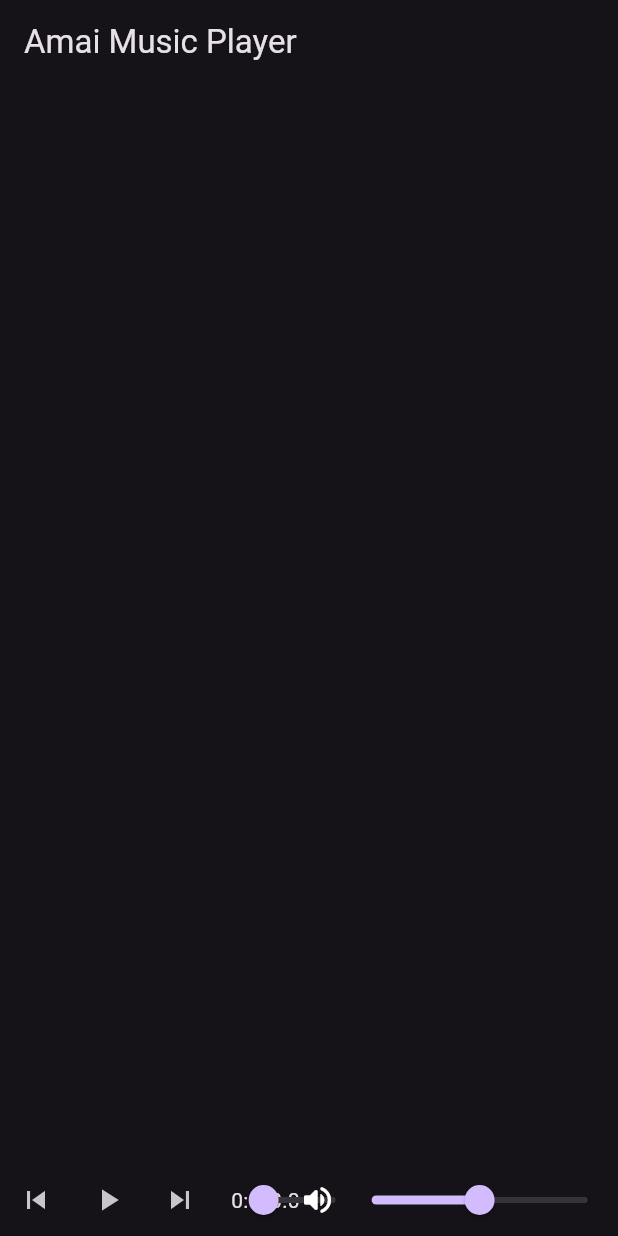
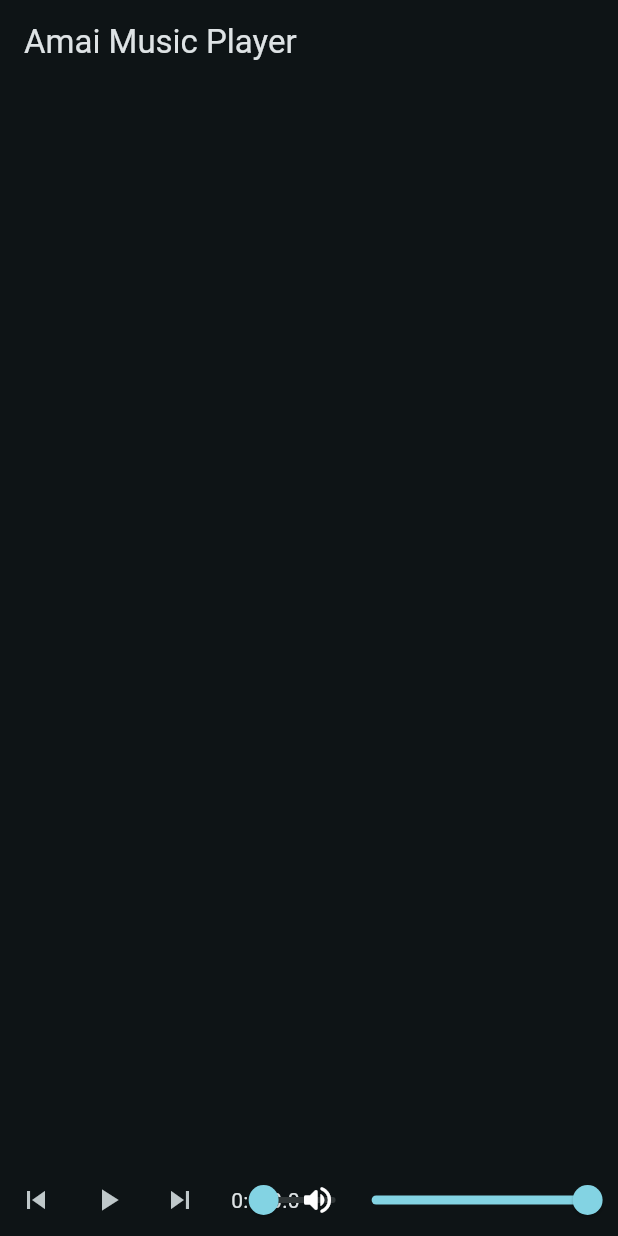
Before and after one commit to infamous-711/amai_music_player, a Flutter app: the screen it shows after launch, after a tap on the "skip previous" icon, on a phone screen of 412 x 824 dp. Run offline on Flutter 3.47's test engine with Material 2 defaults, Android fonts, the phone set to English and light mode, and no system bars; our stand-ins replace audioplayers, flutter_riverpod.

Commit message:
split and organize widgets, use riverpod state management and split main.dart file

```diff
--- a/analysis_options.yaml
+++ b/analysis_options.yaml
@@ -27,3 +27,7 @@ linter:
 
 # Additional information about this file can be found at
 # https://dart.dev/guides/language/analysis-options
+
+analyzer:
+  plugins:
+    - custom_lint
--- /dev/null
+++ b/lib/audio.dart
@@ -0,0 +1,54 @@
+import 'package:flutter_riverpod/flutter_riverpod.dart';
+import 'package:audioplayers/audioplayers.dart';
+import 'package:path/path.dart' as path;
+import 'dart:io';
+import 'providers.dart';
+
+void playMusic(WidgetRef ref, List<String> musicFiles, int index) {
+  final audioPlayer = ref.watch(audioPlayerProvider);
+
+  if (audioPlayer.state == PlayerState.playing ||
+      audioPlayer.state == PlayerState.paused) {
+    audioPlayer.stop();
+    ref.watch(isPlayingProvider.notifier).update((_) => false);
+  }
+
+  ref.watch(indexProvider.notifier).update((_) => index);
+
+  String musicPath = musicFiles[index];
+  audioPlayer.play(DeviceFileSource(musicPath));
+
+  ref.watch(isPlayingProvider.notifier).update((_) => true);
+  ref
+      .watch(musicNameProvider.notifier)
+      .update((_) => musicFiles[index].split('/').last);
+
+  audioPlayer.onDurationChanged.listen((Duration duration) {
+    ref.watch(durationProvider.notifier).state = duration;
+  });
+
+  audioPlayer.onPositionChanged.listen((Duration position) {
+    ref.watch(positionProvider.notifier).state = position;
+  });
+}
+
+String getMusicDirectory() {
+  if (Platform.isLinux) {
+    String homeDir = path.join('/home', Platform.environment['USER']);
+    String musicDir = path.join(homeDir, 'Music');
+    return musicDir;
+  } else {
+    // TODO: Handle other platforms (Windows, macOS)
+    return '';
+  }
+}
+
+List<String> loadMusicFiles() {
+  String musicDir = getMusicDirectory(); // Get the external storage directory
+
+  return Directory(musicDir)
+      .listSync()
+      .where((file) => file.path.endsWith('.mp3') || file.path.endsWith('.ogg'))
+      .map((file) => file.path)
+      .toList();
+}
--- a/lib/main.dart
+++ b/lib/main.dart
@@ -1,9 +1,11 @@
 import 'package:flutter/material.dart';
-import 'package:audioplayers/audioplayers.dart';
-import 'package:path/path.dart' as path;
-import 'dart:io';
+import 'package:flutter_riverpod/flutter_riverpod.dart';
+import 'providers.dart';
+import 'audio.dart';
 
-void main() => runApp(const MyApp());
+const seedColor = Colors.cyan;
+
+void main() => runApp(const ProviderScope(child: MyApp()));
 
 class MyApp extends StatelessWidget {
   const MyApp({super.key});
@@ -14,201 +16,228 @@ class MyApp extends StatelessWidget {
       home: const MusicHome(),
       theme: ThemeData(
         useMaterial3: true,
-        colorScheme: ColorScheme.fromSeed(seedColor: Colors.deepPurple),
+        colorScheme: ColorScheme.fromSeed(seedColor: seedColor),
       ),
       darkTheme: ThemeData(
         useMaterial3: true,
         colorScheme: ColorScheme.fromSeed(
-            seedColor: Colors.deepPurple, brightness: Brightness.dark),
+            seedColor: seedColor, brightness: Brightness.dark),
       ),
       themeMode: ThemeMode.dark,
     );
   }
 }
 
-IconData getVolumeIcon(double volume) {
-  if (volume >= 0.5) {
-    return Icons.volume_up_rounded;
-  } else if (volume < 0.5 && volume != 0.0) {
-    return Icons.volume_down_rounded;
-  } else {
-    return Icons.volume_off_rounded;
-  }
-}
-
-class MusicHome extends StatefulWidget {
+// Providers
+class MusicHome extends ConsumerWidget {
   const MusicHome({super.key});
 
   @override
-  MusicHomeState createState() => MusicHomeState();
-}
-
-class MusicHomeState extends State<MusicHome> {
-  // Initialize the audio player
-  AudioPlayer audioPlayer = AudioPlayer();
-
-  List<String> musicFiles = []; // List to store the paths of music files
-  double volume = 0.5; // Volume of the music (0.0 to 1.0)
-  int currentPlayingIndex =
-      -1; // Initialize to -1 to indicate no music is playing
-  String musicName = "";
-  Duration audioDuration = const Duration();
-  Duration currentPosition = const Duration();
-
-  @override
-  void initState() {
-    super.initState();
-    audioPlayer.setVolume(volume);
-    loadMusicFiles();
-  }
-
-  void playMusic(List<String> musicFiles, int index) {
-    setState(() => currentPlayingIndex = index);
-
-    String musicPath = musicFiles[index];
-    audioPlayer.play(DeviceFileSource(musicPath));
-    musicName = musicFiles[index].split('/').last;
-
-    audioPlayer.onDurationChanged.listen((Duration duration) {
-      setState(() {
-        audioDuration = duration;
-      });
-    });
-
-    audioPlayer.onPositionChanged.listen((Duration position) {
-      setState(() {
-        currentPosition = position;
-      });
-    });
-  }
-
-  void playPrevious(List<String> musicFiles) {
-    int index = currentPlayingIndex;
-    if (index != 0) {
-      index -= 1;
-    }
-    playMusic(musicFiles, index);
-  }
-
-  void playNext(List<String> musicFiles) {
-    int index = currentPlayingIndex;
-    if ((musicFiles.length - 1) != index) {
-      index += 1;
-    }
-    playMusic(musicFiles, index);
-  }
-
-  void toggleMusic() {
-    if (audioPlayer.state == PlayerState.playing) {
-      audioPlayer.pause();
-    } else {
-      audioPlayer.resume();
-    }
-  }
-
-  IconData getPlaybuttonIcon() {
-    if (audioPlayer.state == PlayerState.playing) {
-      return Icons.pause_outlined;
-    } else {
-      return Icons.play_arrow;
-    }
-  }
-
-  String getMusicDirectory() {
-    if (Platform.isLinux) {
-      String homeDir = path.join('/home', Platform.environment['USER']);
-      String musicDir = path.join(homeDir, 'Music');
-      return musicDir;
-    } else {
-      // TODO: Handle other platforms (Windows, macOS)
-      return '';
-    }
-  }
-
-  void loadMusicFiles() async {
-    String musicDir = getMusicDirectory(); // Get the external storage directory
-
-    setState(() {
-      musicFiles = Directory(musicDir)
-          .listSync()
-          .where((file) =>
-              file.path.endsWith('.mp3') || file.path.endsWith('.ogg'))
-          .map((file) => file.path)
-          .toList();
-    });
-  }
-
-  @override
-  Widget build(BuildContext context) {
-    final musicList = Expanded(
-      child: ListView.builder(
-        itemCount: musicFiles.length,
-        itemBuilder: (context, index) {
-          String titleName = musicFiles[index].split('/').last;
-          return ListTile(
-            title: Text(titleName),
-            onTap: () {
-              playMusic(musicFiles, index);
-            },
-            selected: currentPlayingIndex == index,
-            selectedColor: Theme.of(context).colorScheme.onPrimary,
-            selectedTileColor: Theme.of(context).colorScheme.primary,
-          );
-        },
-      ),
-    );
-
+  Widget build(BuildContext context, WidgetRef ref) {
     return Scaffold(
       appBar: AppBar(
         title: const Text('Amai Music Player'),
       ),
-      body: Column(
+      body: const Column(
         children: [
-          musicList,
+          Expanded(
+            child: MusicList(),
+          ),
           Column(
-            children: [
-              Text(musicName, overflow: TextOverflow.fade),
-              Row(children: [
-                IconButton(
-                    icon: const Icon(Icons.skip_previous),
-                    onPressed: () => playPrevious(musicFiles)),
-                IconButton(
-                    icon: Icon(getPlaybuttonIcon()),
-                    onPressed: () => toggleMusic()),
-                IconButton(
-                    icon: const Icon(Icons.skip_next),
-                    onPressed: () => playNext(musicFiles)),
-                const SizedBox(width: 10),
-                Text(
-                    '${currentPosition.inMinutes}:${currentPosition.inSeconds - (currentPosition.inMinutes * 60)}/${audioDuration.inMinutes}:${audioDuration.inSeconds - (audioDuration.inMinutes * 60)}'),
-                Expanded(
-                    child: Slider(
-                  min: 0.0,
-                  max: audioDuration.inMilliseconds.toDouble(),
-                  value: currentPosition.inMilliseconds.toDouble(),
-                  onChanged: (newPosition) {
-                    setState(() {
-                      audioPlayer
-                          .seek(Duration(milliseconds: newPosition.toInt()));
-                    });
-                  },
-                )),
-                Icon(getVolumeIcon(volume)),
-                Slider(
-                    value: volume,
-                    onChanged: (newVolume) {
-                      setState(() {
-                        volume = newVolume;
-                        audioPlayer.setVolume(volume);
-                      });
-                    },
-                    max: 1.0,
-                    min: 0.0),
-              ]),
-            ],
+            children: [MusicName(), MusicControls()],
           ),
         ],
       ),
     );
   }
 }
+
+class MusicName extends ConsumerWidget {
+  const MusicName({
+    super.key,
+  });
+
+  @override
+  Widget build(BuildContext context, WidgetRef ref) {
+    final musicName = ref.watch(musicNameProvider);
+
+    return Text(musicName, overflow: TextOverflow.fade);
+  }
+}
+
+class MusicControls extends ConsumerWidget {
+  const MusicControls({
+    super.key,
+  });
+
+  @override
+  Widget build(BuildContext context, WidgetRef ref) {
+    return const Row(children: [
+      PlayPrevious(),
+      PlayButton(),
+      PlayNext(),
+      SizedBox(width: 10),
+      MusicProgress(),
+      Expanded(child: PositionSlider()),
+      VolumeSlider(),
+    ]);
+  }
+}
+
+class PlayButton extends ConsumerWidget {
+  const PlayButton({
+    super.key,
+  });
+
+  @override
+  Widget build(BuildContext context, WidgetRef ref) {
+    final audioPlayer = ref.watch(audioPlayerProvider);
+
+    return IconButton(
+      icon: Icon(ref.watch(playButtonIconProvider)),
+      onPressed: () => ref.read(isPlayingProvider.notifier).update((isPlaying) {
+        isPlaying ? audioPlayer.pause() : audioPlayer.resume();
+        return !isPlaying;
+      }),
+    );
+  }
+}
+
+class PlayNext extends ConsumerWidget {
+  const PlayNext({
+    super.key,
+  });
+
+  @override
+  Widget build(BuildContext context, WidgetRef ref) {
+    final musicFiles = ref.watch(musicFilesProvider);
+
+    return IconButton(
+      icon: const Icon(Icons.skip_next),
+      onPressed: () => ref.read(indexProvider.notifier).update((state) {
+        int index = state;
+        if ((musicFiles.length - 1) != state && state > 0) {
+          index += 1;
+          playMusic(ref, musicFiles, index);
+        }
+        return index;
+      }),
+    );
+  }
+}
+
+class PlayPrevious extends ConsumerWidget {
+  const PlayPrevious({
+    super.key,
+  });
+
+  @override
+  Widget build(BuildContext context, WidgetRef ref) {
+    final musicFiles = ref.watch(musicFilesProvider);
+
+    return IconButton(
+      icon: const Icon(Icons.skip_previous),
+      onPressed: () => ref.read(indexProvider.notifier).update((state) {
+        int index = state;
+        if (index > 0) {
+          index -= 1;
+          playMusic(ref, musicFiles, index);
+        }
+        return index;
+      }),
+    );
+  }
+}
+
+class VolumeSlider extends ConsumerWidget {
+  const VolumeSlider({
+    super.key,
+  });
+
+  @override
+  Widget build(BuildContext context, WidgetRef ref) {
+    final volume = ref.watch(volumeProvider);
+
+    return Row(children: [
+      Icon(ref.watch(volumeIconProvider)),
+      Slider(
+          value: volume,
+          onChanged: (newVolume) =>
+              ref.watch(volumeProvider.notifier).update((state) {
+                ref.read(audioPlayerProvider).setVolume(newVolume);
+                return newVolume;
+              }),
+          max: 1.0,
+          min: 0.0),
+    ]);
+  }
+}
+
+class PositionSlider extends ConsumerWidget {
+  const PositionSlider({
+    super.key,
+  });
+
+  @override
+  Widget build(BuildContext context, WidgetRef ref) {
+    final audioPlayer = ref.watch(audioPlayerProvider);
+    final currentPosition = ref.watch(positionProvider);
+    final audioDuration = ref.watch(durationProvider);
+
+    return Slider(
+      min: 0.0,
+      max: audioDuration.inMilliseconds.toDouble(),
+      value: currentPosition.inMilliseconds.toDouble(),
+      onChanged: (newPosition) {
+        final position = Duration(milliseconds: newPosition.toInt());
+        audioPlayer.seek(position);
+        ref.read(positionProvider.notifier).update((_) => position);
+      },
+    );
+  }
+}
+
+class MusicProgress extends ConsumerWidget {
+  const MusicProgress({
+    super.key,
+  });
+
+  @override
+  Widget build(BuildContext context, WidgetRef ref) {
+    final currentPosition = ref.watch(positionProvider);
+    final audioDuration = ref.watch(durationProvider);
+
+    return Text(
+        '${currentPosition.inMinutes}:${currentPosition.inSeconds - (currentPosition.inMinutes * 60)}'
+        '/${audioDuration.inMinutes}:${audioDuration.inSeconds - (audioDuration.inMinutes * 60)}');
+  }
+}
+
+class MusicList extends ConsumerWidget {
+  const MusicList({
+    super.key,
+  });
+
+  @override
+  Widget build(BuildContext context, WidgetRef ref) {
+    final musicFiles = ref.watch(musicFilesProvider);
+    final index = ref.watch(indexProvider);
+
+    return ListView.builder(
+      itemCount: musicFiles.length,
+      itemBuilder: (context, trackIndex) {
+        String titleName = musicFiles[trackIndex].split('/').last;
+        return ListTile(
+          title: Text(titleName),
+          onTap: () {
+            ref.watch(musicNameProvider.notifier).update((_) => titleName);
+            playMusic(ref, musicFiles, trackIndex);
+          },
+          selected: trackIndex == index,
+          selectedColor: Theme.of(context).colorScheme.onPrimary,
+          selectedTileColor: Theme.of(context).colorScheme.primary,
+        );
+      },
+    );
+  }
+}
--- /dev/null
+++ b/lib/providers.dart
@@ -0,0 +1,35 @@
+import 'package:flutter/material.dart';
+import 'package:audioplayers/audioplayers.dart';
+import 'package:flutter_riverpod/flutter_riverpod.dart';
+import 'audio.dart';
+
+final indexProvider = StateProvider((_) => -1);
+final positionProvider = StateProvider((_) => const Duration());
+final durationProvider = StateProvider((_) => const Duration());
+final musicNameProvider = StateProvider((_) => '');
+
+final volumeProvider =
+    StateProvider((ref) => ref.watch(audioPlayerProvider).volume);
+final volumeIconProvider = Provider((ref) {
+  final volume = ref.watch(volumeProvider);
+  if (volume >= 0.5) {
+    return Icons.volume_up_rounded;
+  } else if (volume < 0.5 && volume != 0.0) {
+    return Icons.volume_down_rounded;
+  } else {
+    return Icons.volume_off_rounded;
+  }
+});
+final playButtonIconProvider = StateProvider((ref) =>
+    ref.watch(isPlayingProvider) ? Icons.pause_outlined : Icons.play_arrow);
+final isPlayingProvider = StateProvider(
+    (ref) => ref.watch(audioPlayerProvider).state == PlayerState.playing);
+final audioPlayerProvider = Provider((ref) {
+  final audioPlayer = AudioPlayer();
+
+  audioPlayer.setVolume(0.5); // initial volume of 0.5
+
+  return audioPlayer;
+});
+
+final musicFilesProvider = Provider((_) => loadMusicFiles());
--- a/pubspec.yaml
+++ b/pubspec.yaml
@@ -33,6 +33,7 @@ dependencies:
 
   audioplayers: ^5.0.0
   path: ^1.8.3
+  flutter_riverpod: ^2.3.7
 
 dev_dependencies:
   flutter_test:
@@ -44,6 +45,8 @@ dev_dependencies:
   # package. See that file for information about deactivating specific lint
   # rules and activating additional ones.
   flutter_lints: ^2.0.0
+  custom_lint: ^0.5.2
+  riverpod_lint: ^2.0.1
 
 # For information on the generic Dart part of this file, see the
 # following page: https://dart.dev/tools/pub/pubspec
```
Also changed, not shown: 1 other file.
